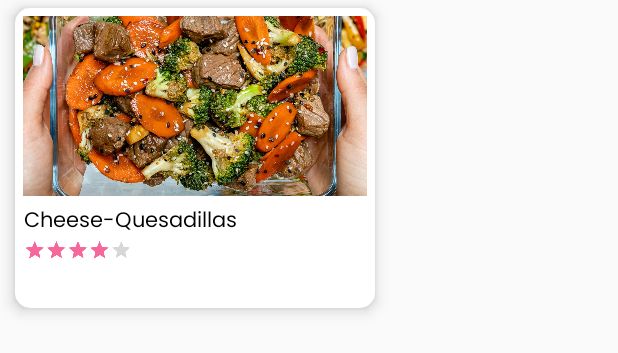
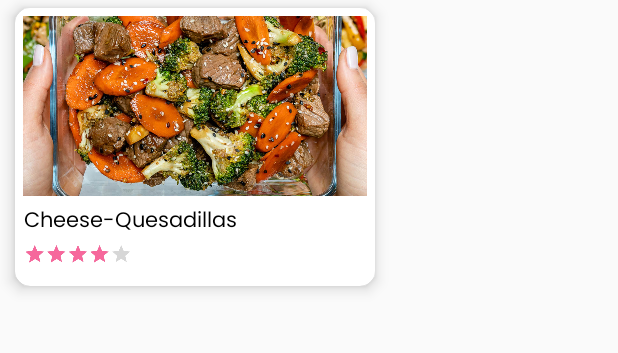
Before and after one commit to huyde140282/FinalPRM_H2M, an Android app: the layout food_horizontal.xml on its own in the app's theme, with its tools: preview values and no code run, on a phone screen of 412 x 824 dp. Shown: the top 353 px of the screen. Run offline under Robolectric (Android 15) with nearby library versions, the phone set to English and light mode, and no system bars; Roboto replaces fonts that are not available here.

Commit message:
Update List Recipe

```diff
--- a/app/src/main/java/fragment/HomeFragment.java
+++ b/app/src/main/java/fragment/HomeFragment.java
@@ -178,7 +178,7 @@ public class HomeFragment extends Fragment {
                 }
             }
         });
-        Category category3 = new Category("Get Ready For Summer", food3);
+        Category category3 = new Category("Newest Recipes", food3);
         listCategory.add(category3);
 
     }
--- a/app/src/main/res/layout/food_horizontal.xml
+++ b/app/src/main/res/layout/food_horizontal.xml
@@ -1,14 +1,17 @@
 <?xml version="1.0" encoding="utf-8"?>
 <androidx.cardview.widget.CardView xmlns:android="http://schemas.android.com/apk/res/android"
     android:layout_width="240dp"
-    android:layout_height="200dp"
+    android:layout_height="185dp"
     android:layout_marginEnd="5dp"
     xmlns:app="http://schemas.android.com/apk/res-auto"
     app:cardCornerRadius="10dp"
     app:cardElevation="6dp"
     android:layout_marginStart="10dp"
     android:layout_marginTop="5dp">
-
+    <TextView
+        android:layout_width="match_parent"
+        android:layout_height="match_parent"
+        ></TextView>
     <LinearLayout
         android:layout_width="match_parent"
         android:layout_height="200dp"
@@ -26,29 +29,33 @@
         <RelativeLayout
             android:layout_width="match_parent"
             android:layout_height="wrap_content">
+
             <TextView
                 android:id="@+id/txt_foodname"
-                android:layout_width="wrap_content"
+                android:layout_width="189dp"
                 android:layout_height="wrap_content"
                 android:fontFamily="@font/poppins"
                 android:paddingLeft="6dp"
                 android:text="Cheese-Quesadillas"
-                android:textSize="14sp"
-                android:textColor="#000000"/>
+                android:textColor="#000000"
+                android:textSize="14sp" />
 
             <RatingBar
                 android:id="@+id/rating_bar_control"
                 android:layout_width="wrap_content"
                 android:layout_height="50dp"
+                android:layout_below="@+id/txt_foodname"
+                android:layout_marginStart="-78dp"
+                android:layout_marginTop="-15dp"
                 android:numStars="5"
                 android:rating="3.5"
-                android:stepSize="1"
                 android:scaleX="0.3"
                 android:scaleY="0.3"
-                android:layout_marginTop="-18dp"
-                android:layout_marginStart="-78dp"
-                android:textAlignment="textStart"
-                android:layout_below="@+id/txt_foodname"/>
+                android:stepSize="1"
+                android:textAlignment="textStart" />
+
         </RelativeLayout>
+
+
     </LinearLayout>
 </androidx.cardview.widget.CardView>
```
